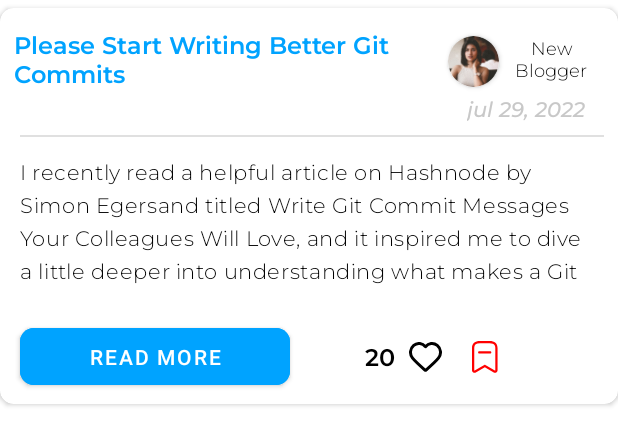
After one commit to Akshansh0812/Blog-App, an Android app: the layout blog_item.xml on its own in the app's theme, with its tools: preview values and no code run, on a phone screen of 412 x 824 dp. The commit adds this screen. Shown: the top 445 px of the screen. Run offline under Robolectric (Android 15) with nearby library versions, the phone set to English and light mode, and no system bars; Roboto replaces fonts that are not available here.

```diff
--- /dev/null
+++ b/app/src/main/res/drawable/search_shape.xml
@@ -0,0 +1,5 @@
+<?xml version="1.0" encoding="utf-8"?>
+<shape xmlns:android="http://schemas.android.com/apk/res/android">
+<solid android:color="@color/white"/>
+    <corners android:radius="8dp"/>
+</shape>
--- /dev/null
+++ b/app/src/main/res/layout/blog_item.xml
@@ -0,0 +1,147 @@
+<?xml version="1.0" encoding="utf-8"?>
+<androidx.cardview.widget.CardView xmlns:android="http://schemas.android.com/apk/res/android"
+    xmlns:app="http://schemas.android.com/apk/res-auto"
+    xmlns:tools="http://schemas.android.com/tools"
+    android:layout_width="match_parent"
+    android:layout_height="264dp"
+    android:layout_marginTop="5dp"
+    android:elevation="5dp"
+    app:cardCornerRadius="9dp">
+
+    <androidx.constraintlayout.widget.ConstraintLayout
+        android:layout_width="match_parent"
+        android:layout_height="match_parent">
+
+        <TextView
+            android:id="@+id/heading"
+            android:layout_width="266dp"
+            android:layout_height="wrap_content"
+            android:layout_marginStart="9dp"
+            android:layout_marginTop="13dp"
+            android:fontFamily="@font/montserrat_semibold"
+            android:maxLines="2"
+            android:text="Please Start Writing Better Git Commits"
+            android:textColor="@color/blue"
+            android:textSize="16sp"
+            app:layout_constraintStart_toStartOf="parent"
+            app:layout_constraintTop_toTopOf="parent" />
+
+        <androidx.cardview.widget.CardView
+            android:id="@+id/cardView3"
+            android:layout_width="34dp"
+            android:layout_height="34dp"
+            app:cardCornerRadius="100dp"
+            app:layout_constraintBottom_toBottomOf="@+id/userName"
+            app:layout_constraintEnd_toStartOf="@+id/userName"
+            app:layout_constraintTop_toTopOf="@+id/userName">
+
+
+            <ImageView
+                android:id="@+id/profile"
+                android:layout_width="match_parent"
+                android:layout_height="match_parent"
+                android:src="@drawable/profile_1" />
+
+        </androidx.cardview.widget.CardView>
+
+        <TextView
+            android:id="@+id/userName"
+            android:layout_width="70dp"
+            android:layout_height="44dp"
+            android:layout_marginTop="13dp"
+            android:layout_marginEnd="9dp"
+            android:fontFamily="@font/montserrat_light"
+            android:maxLines="2"
+            android:padding="5dp"
+            android:text="New Blogger"
+            android:textAlignment="center"
+            android:textColor="@color/black"
+            android:textSize="12sp"
+            app:layout_constraintEnd_toEndOf="parent"
+            app:layout_constraintTop_toTopOf="parent" />
+
+        <TextView
+            android:id="@+id/date"
+            android:layout_width="wrap_content"
+            android:layout_height="wrap_content"
+            android:fontFamily="@font/montserrat_mediumitalic"
+            android:text="jul 29, 2022"
+            android:textColor="@color/date_color"
+
+            app:layout_constraintEnd_toEndOf="@+id/userName"
+            app:layout_constraintStart_toStartOf="@+id/cardView3"
+            app:layout_constraintTop_toBottomOf="@+id/userName" />
+
+        <View
+            android:id="@+id/divider"
+            android:layout_width="0dp"
+            android:layout_height="1dp"
+            android:layout_marginStart="4dp"
+            android:layout_marginTop="8dp"
+            android:background="?android:attr/listDivider"
+            app:layout_constraintEnd_toEndOf="@+id/userName"
+            app:layout_constraintStart_toStartOf="@+id/heading"
+            app:layout_constraintTop_toBottomOf="@+id/date" />
+
+        <TextView
+            android:id="@+id/post"
+            android:layout_width="0dp"
+            android:layout_height="100dp"
+            android:layout_marginTop="14dp"
+            android:fontFamily="@font/montserrat_light"
+            android:letterSpacing="0.03"
+            android:lineHeight="22sp"
+            android:maxLines="4"
+            android:text="I recently read a helpful article on Hashnode by Simon Egersand titled Write Git Commit Messages Your Colleagues Will Love, and it inspired me to dive a little deeper into understanding what makes a Git commit good or bad."
+            android:textColor="@color/black"
+            app:layout_constraintEnd_toEndOf="@+id/divider"
+            app:layout_constraintStart_toStartOf="@+id/divider"
+            app:layout_constraintTop_toBottomOf="@+id/divider" />
+
+        <Button
+            android:id="@+id/readmorebutton"
+            android:layout_width="180dp"
+            android:layout_height="50dp"
+            android:backgroundTint="@color/blue"
+            android:text="Read More"
+            app:cornerRadius="9dp"
+            app:layout_constraintBottom_toBottomOf="parent"
+            app:layout_constraintStart_toStartOf="@id/post"
+            app:layout_constraintTop_toBottomOf="@id/post" />
+
+        <TextView
+            android:id="@+id/likeCount"
+            android:layout_width="wrap_content"
+            android:layout_height="wrap_content"
+            android:layout_marginStart="50dp"
+            android:fontFamily="@font/montserrat_semibold"
+            android:text="20"
+            android:textColor="@color/black"
+            android:textSize="16sp"
+            app:layout_constraintBottom_toBottomOf="@+id/readmorebutton"
+            app:layout_constraintStart_toEndOf="@+id/readmorebutton"
+            app:layout_constraintTop_toTopOf="@+id/readmorebutton" />
+
+        <ImageButton
+            android:id="@+id/likeButton"
+            android:layout_width="24dp"
+            android:layout_height="24dp"
+            android:layout_marginStart="8dp"
+            android:background="@android:color/transparent"
+            app:layout_constraintBottom_toBottomOf="@+id/likeCount"
+            app:layout_constraintStart_toEndOf="@+id/likeCount"
+            app:layout_constraintTop_toTopOf="@+id/likeCount"
+            app:srcCompat="@drawable/heart_black" />
+
+        <ImageButton
+            android:id="@+id/postSaveButton"
+            android:layout_width="24dp"
+            android:layout_height="24dp"
+            android:layout_marginStart="16dp"
+            android:background="@android:color/transparent"
+            app:layout_constraintBottom_toBottomOf="@+id/likeButton"
+            app:layout_constraintStart_toEndOf="@+id/likeButton"
+            app:layout_constraintTop_toTopOf="@+id/likeButton"
+            app:srcCompat="@drawable/unsave_articles" />
+    </androidx.constraintlayout.widget.ConstraintLayout>
+</androidx.cardview.widget.CardView>
--- a/app/src/main/res/values/colors.xml
+++ b/app/src/main/res/values/colors.xml
@@ -10,4 +10,5 @@
     <color name="red">#FF0000</color>
     <color name="blue">#00A3FF</color>
     <color name="light_white">#EFEFEF</color>
+    <color name="date_color">#C8C8C8</color>
 </resources>
```
Also changed, not shown: app/src/main/res/layout/activity_main.xml (+66 -0 lines), app/src/main/res/font/montserrat_light.ttf (added), app/src/main/res/font/montserrat_mediumitalic.ttf (added), app/src/main/res/font/montserrat_semibold.ttf (added).
